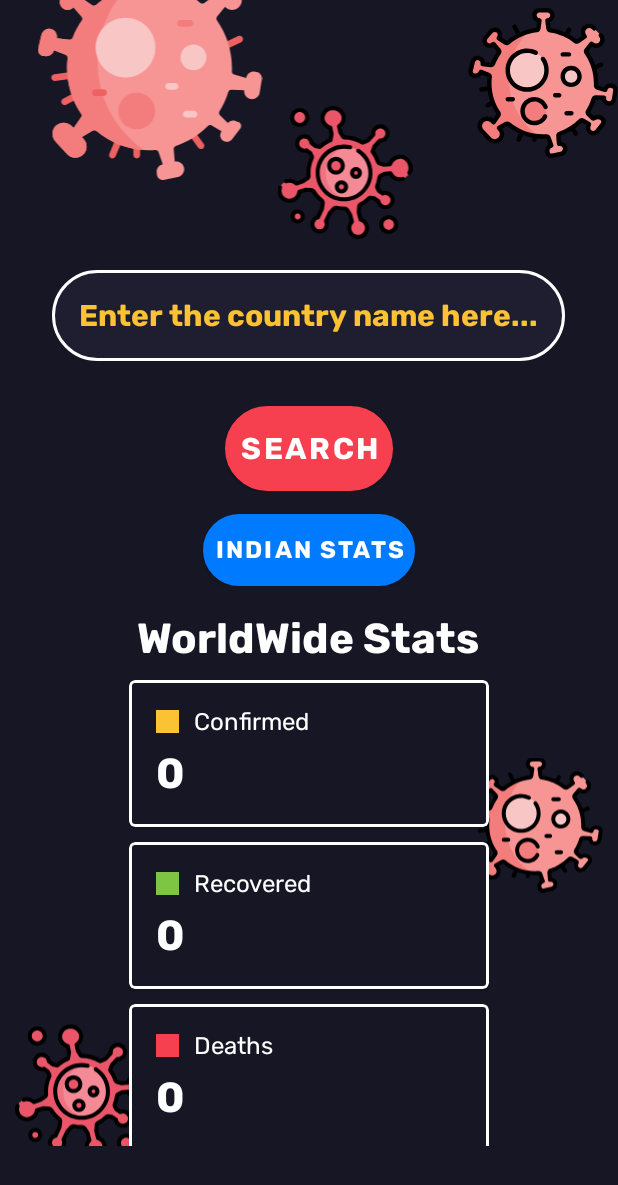
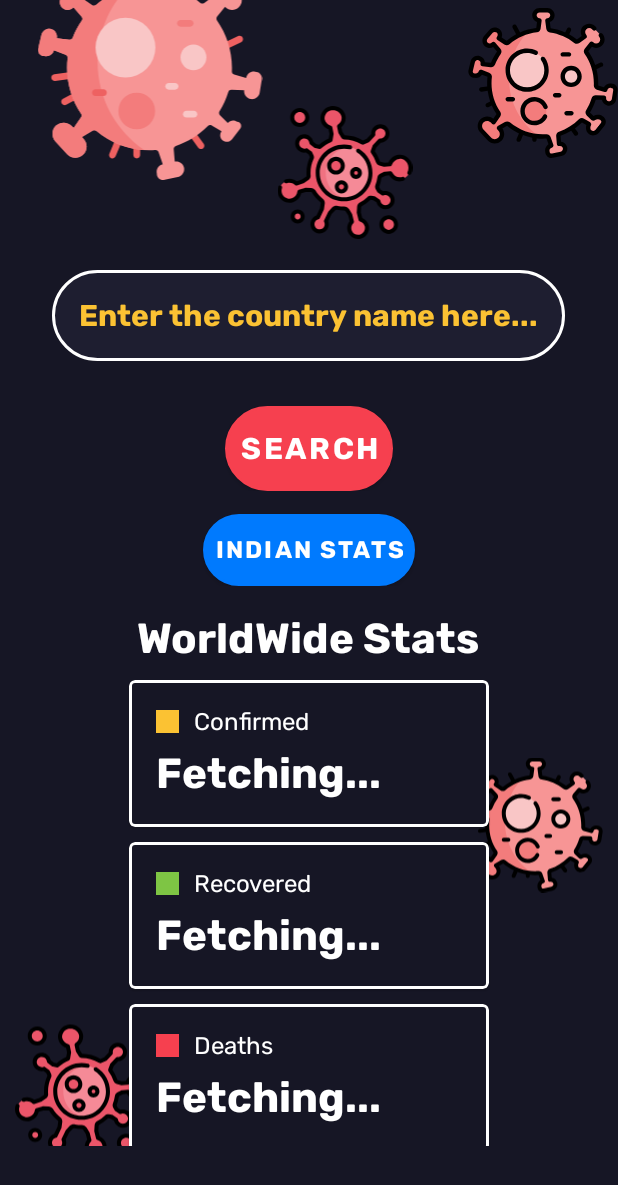
Before and after one commit to Abhay-cloud/Corona-Cases-Tracker-Android-App, an Android app: the screen it shows after launch (MainActivity), on a phone screen of 412 x 824 dp. Shown: the top 1185 px of the screen. Run offline under Robolectric (Android 15) with nearby library versions, the phone set to English and light mode, and no system bars; our stand-ins replace AdMob, Volley; libraries missing offline, so code that uses them is left out: com.shashank.sony; network calls fail; pictures from the network do not load.

Commit message:
Updated fields in home counter

```diff
--- a/app/src/main/res/layout/activity_india_home.xml
+++ b/app/src/main/res/layout/activity_india_home.xml
@@ -215,7 +215,7 @@
                                 android:layout_height="wrap_content"
                                 android:textSize="@dimen/title_size2"
                                 android:textColor="@color/white"
-                                android:text="0"
+                                android:text="Fetching..."
                                 android:fontFamily="@font/rubikbold"
                                 android:layout_marginTop="7dp"/>
 
@@ -269,7 +269,7 @@
                                 android:layout_height="wrap_content"
                                 android:textSize="@dimen/title_size2"
                                 android:textColor="@color/white"
-                                android:text="0"
+                                android:text="Fetching..."
                                 android:fontFamily="@font/rubikbold"
                                 android:layout_marginTop="7dp"/>
 
@@ -324,7 +324,7 @@
                                 android:layout_height="wrap_content"
                                 android:textSize="@dimen/title_size2"
                                 android:textColor="@color/white"
-                                android:text="0"
+                                android:text="Fetching..."
                                 android:fontFamily="@font/rubikbold"
                                 android:layout_marginTop="7dp"/>
 
--- a/app/src/main/res/layout/activity_main.xml
+++ b/app/src/main/res/layout/activity_main.xml
@@ -204,7 +204,7 @@
                         android:layout_height="wrap_content"
                         android:textSize="@dimen/title_size2"
                         android:textColor="@color/white"
-                        android:text="0"
+                        android:text="Fetching..."
                         android:fontFamily="@font/rubikbold"
                         android:layout_marginTop="7dp"/>
 
@@ -258,7 +258,7 @@
                             android:layout_height="wrap_content"
                             android:textSize="@dimen/title_size2"
                             android:textColor="@color/white"
-                            android:text="0"
+                            android:text="Fetching..."
                             android:fontFamily="@font/rubikbold"
                             android:layout_marginTop="7dp"/>
 
@@ -313,7 +313,7 @@
                             android:layout_height="wrap_content"
                             android:textSize="@dimen/title_size2"
                             android:textColor="@color/white"
-                            android:text="0"
+                            android:text="Fetching..."
                             android:fontFamily="@font/rubikbold"
                             android:layout_marginTop="7dp"/>
 
```
